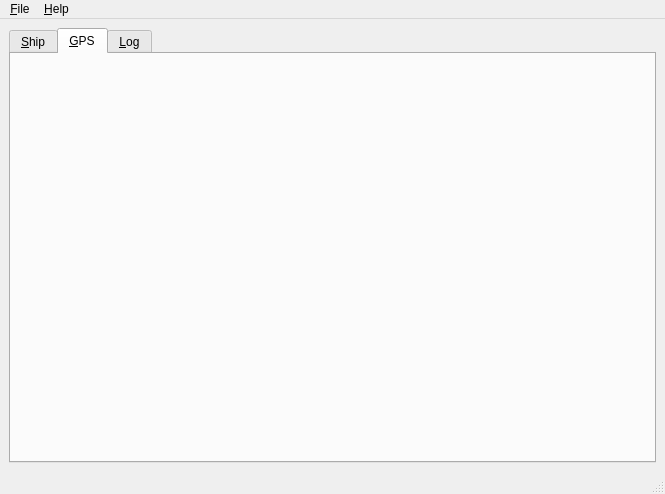
Qt form gui/camino.ui (enzyx/camino) before a commit.
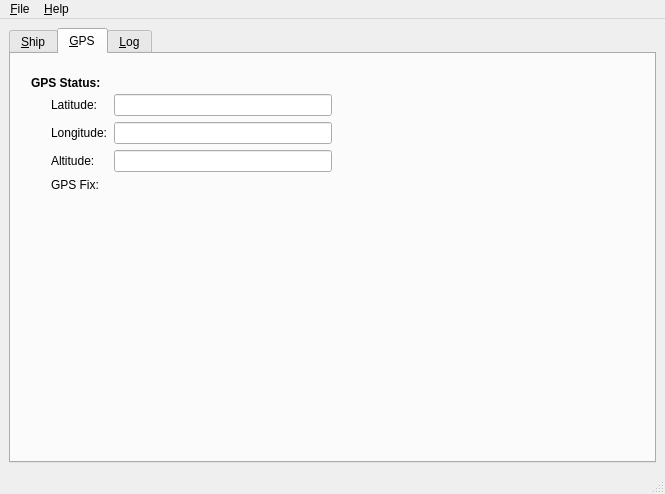
The same form after that commit. The open tabs and pages were chosen to show the change. Icons and pictures are not drawn.

Commit message:
Refined GPS tab
GPS tab now shows the location data

The edit to the form file:
```diff
--- a/gui/camino.ui
+++ b/gui/camino.ui
@@ -491,6 +491,114 @@
        <attribute name="title">
         <string>&amp;GPS</string>
        </attribute>
+       <widget class="QWidget" name="widgetGPSData" native="true">
+        <property name="geometry">
+         <rect>
+          <x>40</x>
+          <y>40</y>
+          <width>281</width>
+          <height>131</height>
+         </rect>
+        </property>
+        <layout class="QFormLayout" name="formLayout_2">
+         <property name="fieldGrowthPolicy">
+          <enum>QFormLayout::AllNonFixedFieldsGrow</enum>
+         </property>
+         <item row="0" column="0">
+          <widget class="QLabel" name="label_11">
+           <property name="text">
+            <string>Latitude:</string>
+           </property>
+          </widget>
+         </item>
+         <item row="0" column="1">
+          <widget class="QLineEdit" name="lineEditLatitude"/>
+         </item>
+         <item row="1" column="0">
+          <widget class="QLabel" name="label_12">
+           <property name="text">
+            <string>Longitude:</string>
+           </property>
+          </widget>
+         </item>
+         <item row="1" column="1">
+          <widget class="QLineEdit" name="lineEditLongitude">
+           <property name="text">
+            <string/>
+           </property>
+          </widget>
+         </item>
+         <item row="2" column="0">
+          <widget class="QLabel" name="label_13">
+           <property name="text">
+            <string>Altitude:</string>
+           </property>
+          </widget>
+         </item>
+         <item row="2" column="1">
+          <widget class="QLineEdit" name="lineEditAltitude"/>
+         </item>
+         <item row="3" column="0">
+          <widget class="QLabel" name="label_14">
+           <property name="text">
+            <string>GPS Fix:</string>
+           </property>
+          </widget>
+         </item>
+        </layout>
+       </widget>
+       <widget class="QWidget" name="widgetGPSBarPlot" native="true">
+        <property name="geometry">
+         <rect>
+          <x>10</x>
+          <y>190</y>
+          <width>621</width>
+          <height>201</height>
+         </rect>
+        </property>
+        <property name="sizePolicy">
+         <sizepolicy hsizetype="Maximum" vsizetype="Maximum">
+          <horstretch>1</horstretch>
+          <verstretch>1</verstretch>
+         </sizepolicy>
+        </property>
+        <zorder>widgetGPSData</zorder>
+       </widget>
+       <widget class="QWidget" name="widgetGPSSatellitePlot" native="true">
+        <property name="geometry">
+         <rect>
+          <x>360</x>
+          <y>0</y>
+          <width>271</width>
+          <height>201</height>
+         </rect>
+        </property>
+        <property name="sizePolicy">
+         <sizepolicy hsizetype="Maximum" vsizetype="Maximum">
+          <horstretch>1</horstretch>
+          <verstretch>1</verstretch>
+         </sizepolicy>
+        </property>
+       </widget>
+       <widget class="QLabel" name="label_15">
+        <property name="geometry">
+         <rect>
+          <x>20</x>
+          <y>20</y>
+          <width>69</width>
+          <height>17</height>
+         </rect>
+        </property>
+        <property name="font">
+         <font>
+          <weight>75</weight>
+          <bold>true</bold>
+         </font>
+        </property>
+        <property name="text">
+         <string>GPS Status:</string>
+        </property>
+       </widget>
       </widget>
       <widget class="QWidget" name="tabLog">
        <property name="enabled">
```
Left out of the diff: 2 changed lines with no effect on the pictures. The commit also changes 3 other files.
